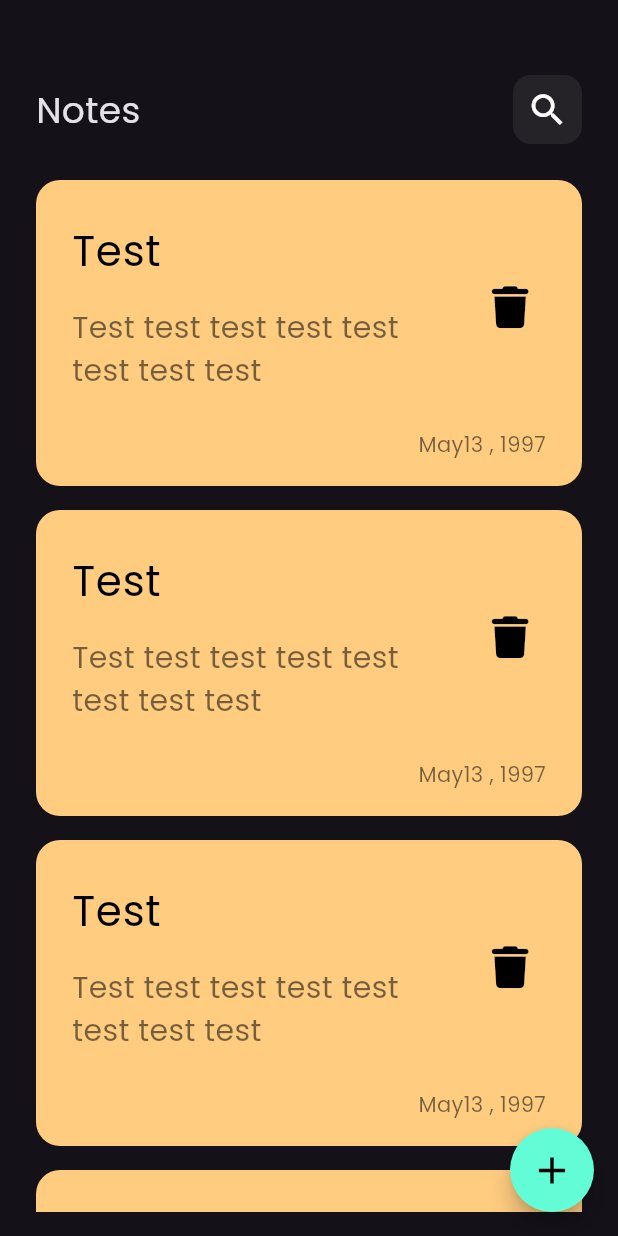
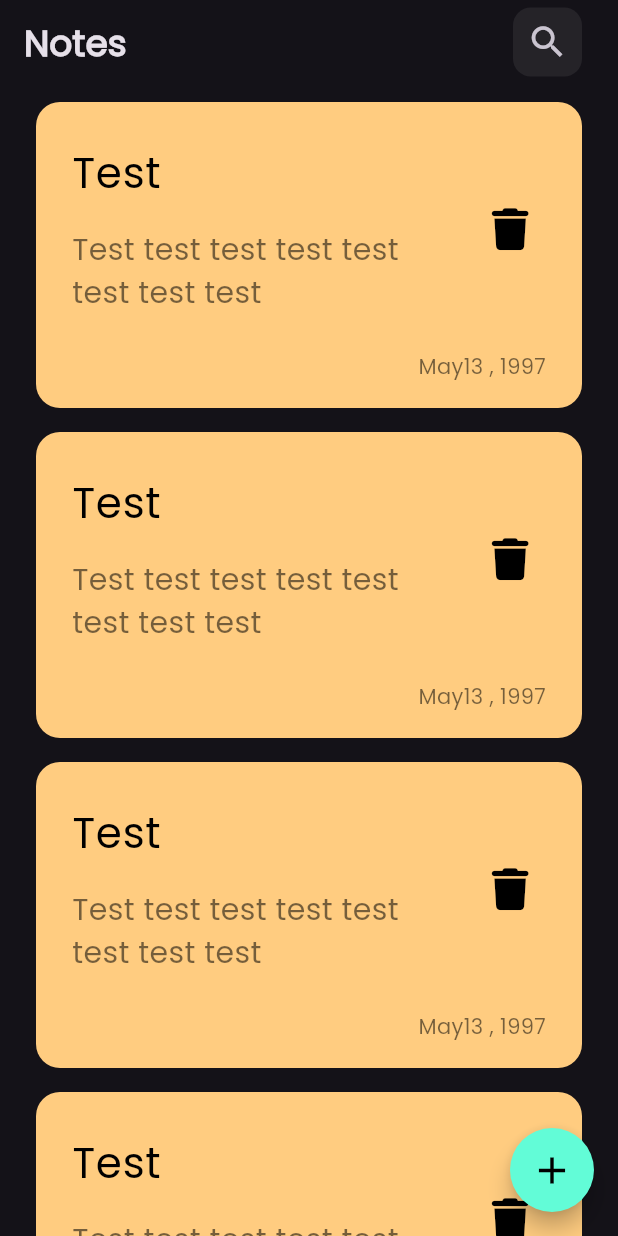
Before and after one commit to mostafakhalaf11/notes_app, a Flutter app: the screen it shows after launch, on a phone screen of 412 x 824 dp. Run offline on Flutter 3.47's test engine with Material 3 defaults, Android fonts, the phone set to English and light mode, and no system bars; our stand-ins replace font_awesome_flutter.

Commit message:
update custom appBar and finish edit note view UI

```diff
--- a/lib/main.dart
+++ b/lib/main.dart
@@ -1,5 +1,6 @@
 import 'package:flutter/material.dart';
 
+import 'views/edit_note_view.dart';
 import 'views/notes_view.dart';
 
 void main() {
@@ -16,6 +17,7 @@ class NotesApp extends StatelessWidget {
       theme: ThemeData(brightness: Brightness.dark, fontFamily: 'Poppins'),
       routes: {
         NotesView.id: (context) => const NotesApp(),
+        EditNoteView.id: (context) => const EditNoteView(),
       },
       // initialRoute: NotesView.id,
       home: const NotesView(),
--- a/lib/views/notes_view.dart
+++ b/lib/views/notes_view.dart
@@ -1,6 +1,7 @@
 import 'package:flutter/material.dart';
 import 'package:notes/constants.dart';
 import 'widgets/add_note_bottom_sheet.dart';
+import 'widgets/custom_app_bar.dart';
 import 'widgets/notes_view_body.dart';
 
 class NotesView extends StatelessWidget {
@@ -9,6 +10,13 @@ class NotesView extends StatelessWidget {
   @override
   Widget build(BuildContext context) {
     return Scaffold(
+      appBar: const PreferredSize(
+        preferredSize: Size.fromHeight(60),
+        child: CustomAppBar(
+          appBarTiltle: 'Notes',
+          icon: Icons.search,
+        ),
+      ),
       resizeToAvoidBottomInset: false,
       floatingActionButton: FloatingActionButton(
         onPressed: () {
--- a/lib/views/widgets/custom_app_bar.dart
+++ b/lib/views/widgets/custom_app_bar.dart
@@ -1,21 +1,24 @@
 import 'package:flutter/material.dart';
 
-import 'custom_search_icon.dart';
+import 'custom_icon.dart';
 
 class CustomAppBar extends StatelessWidget {
-  const CustomAppBar({super.key});
+  final String? appBarTiltle;
+  final IconData icon;
+  const CustomAppBar(
+      {super.key, required this.appBarTiltle, required this.icon});
 
   @override
   Widget build(BuildContext context) {
-    return const Row(
-      children: [
-        Text(
-          'Notes',
-          style: TextStyle(fontSize: 24),
+    return AppBar(
+        title: Text(
+          appBarTiltle!,
+          style: const TextStyle(fontWeight: FontWeight.bold, fontSize: 24),
         ),
-        Spacer(),
-        CustomSearchIcon(),
-      ],
-    );
+        actions: [
+          CustomIcon(
+            icon: icon,
+          ),
+        ]);
   }
 }
--- /dev/null
+++ b/lib/views/widgets/custom_icon.dart
@@ -0,0 +1,26 @@
+import 'package:flutter/material.dart';
+
+class CustomIcon extends StatelessWidget {
+  const CustomIcon({super.key, required this.icon});
+  final IconData icon;
+  @override
+  Widget build(BuildContext context) {
+    return Padding(
+      padding: const EdgeInsets.only(right: 24),
+      child: Container(
+        height: 46,
+        width: 46,
+        decoration: BoxDecoration(
+          color: Colors.white.withOpacity(0.07),
+          borderRadius: BorderRadius.circular(12),
+        ),
+        child: Center(
+          child: Icon(
+            icon,
+            size: 28,
+          ),
+        ),
+      ),
+    );
+  }
+}
--- a/lib/views/widgets/custom_note_item.dart
+++ b/lib/views/widgets/custom_note_item.dart
@@ -1,12 +1,18 @@
 import 'package:flutter/material.dart';
 import 'package:font_awesome_flutter/font_awesome_flutter.dart';
+
+import '../edit_note_view.dart';
 
 class NoteItem extends StatelessWidget {
   const NoteItem({super.key, this.itemColor});
   final Color? itemColor;
   @override
   Widget build(BuildContext context) {
-    return Container(
+    return GestureDetector(
+      onTap: () {
+        Navigator.pushNamed(context, EditNoteView.id);
+      },
+      child: Container(
         decoration: BoxDecoration(
             color: itemColor, borderRadius: BorderRadius.circular(16)),
         child: Padding(
@@ -44,6 +50,7 @@ class NoteItem extends StatelessWidget {
             ],
           ),
         ),
+      ),
     );
   }
 }
--- a/lib/views/widgets/custom_search_icon.dart
+++ /dev/null
@@ -1,23 +0,0 @@
-import 'package:flutter/material.dart';
-
-class CustomSearchIcon extends StatelessWidget {
-  const CustomSearchIcon({super.key});
-
-  @override
-  Widget build(BuildContext context) {
-    return Container(
-      height: 46,
-      width: 46,
-      decoration: BoxDecoration(
-        color: Colors.white.withOpacity(0.07),
-        borderRadius: BorderRadius.circular(12),
-      ),
-      child: const Center(
-        child: Icon(
-          Icons.search,
-          size: 28,
-        ),
-      ),
-    );
-  }
-}
--- a/lib/views/widgets/notes_list_view.dart
+++ b/lib/views/widgets/notes_list_view.dart
@@ -6,9 +6,7 @@ class NotesListView extends StatelessWidget {
 
   @override
   Widget build(BuildContext context) {
-    return Padding(
-      padding: const EdgeInsets.symmetric(vertical: 16),
-      child: ListView.builder(
+    return ListView.builder(
         padding: EdgeInsets.zero,
         itemCount: 10,
         itemBuilder: (context, index) {
@@ -18,7 +16,6 @@ class NotesListView extends StatelessWidget {
               itemColor: Color(0xffFFCC80),
             ),
           );
-          }),
-    );
+        });
   }
 }
--- a/lib/views/widgets/notes_view_body.dart
+++ b/lib/views/widgets/notes_view_body.dart
@@ -1,5 +1,4 @@
 import 'package:flutter/material.dart';
-import 'custom_app_bar.dart';
 import 'notes_list_view.dart';
 
 class NotesViewBody extends StatelessWidget {
@@ -11,10 +10,6 @@ class NotesViewBody extends StatelessWidget {
       padding: EdgeInsets.symmetric(horizontal: 24),
       child: Column(
         children: [
-          SizedBox(
-            height: 50,
-          ),
-          CustomAppBar(),
           Expanded(child: NotesListView()),
         ],
       ),
```
Also changed, not shown: lib/views/edit_note_view.dart (added, +22 -0 lines), lib/views/widgets/edit_note_view_body.dart (added, +40 -0 lines). Lines whose indentation alone changed are shown as unchanged.
